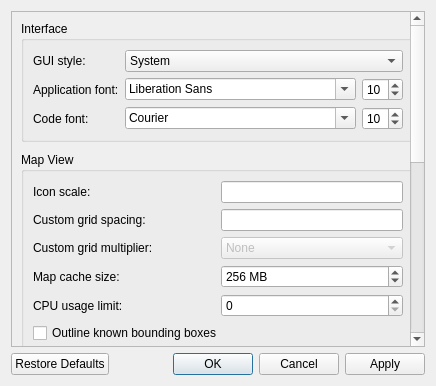
Qt form src/configdialog.ui (DUzzL/Seed-Atlas) before a commit.
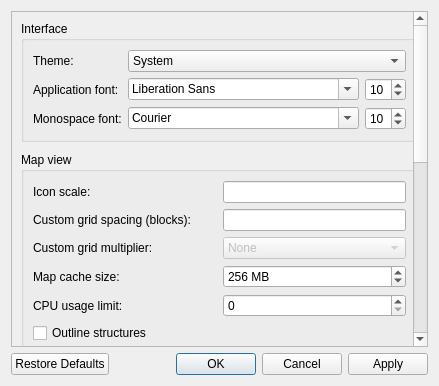
The same form after that commit. Icons and pictures are not drawn. Custom widgets are drawn as their Qt base class.

Patch:
```diff
--- a/src/configdialog.ui
+++ b/src/configdialog.ui
@@ -38,7 +38,7 @@
           <item row="3" column="0" colspan="2">
            <widget class="QLabel" name="label_13">
             <property name="text">
-             <string>Code font:</string>
+             <string>Monospace font:</string>
             </property>
            </widget>
           </item>
@@ -77,7 +77,7 @@
           <item row="1" column="0" colspan="2">
            <widget class="QLabel" name="label_4">
             <property name="text">
-             <string>GUI style:</string>
+             <string>Theme:</string>
             </property>
            </widget>
           </item>
@@ -260,7 +260,7 @@
        <item row="1" column="0">
         <widget class="QGroupBox" name="groupBox_2">
          <property name="title">
-          <string>Map View</string>
+          <string>Map view</string>
          </property>
          <layout class="QGridLayout" name="gridLayout_7">
           <item row="5" column="2" colspan="2">
@@ -282,7 +282,7 @@
           <item row="6" column="0" colspan="4">
            <widget class="QCheckBox" name="checkBBoxes">
             <property name="text">
-             <string>Outline known bounding boxes</string>
+             <string>Outline structures</string>
             </property>
            </widget>
           </item>
@@ -303,7 +303,7 @@
 Leave blank for the default behaviour</string>
             </property>
             <property name="text">
-             <string>Custom grid spacing:</string>
+             <string>Custom grid spacing (blocks):</string>
             </property>
            </widget>
           </item>
```
Left out of the diff: 24 changed lines with no effect on the pictures.
